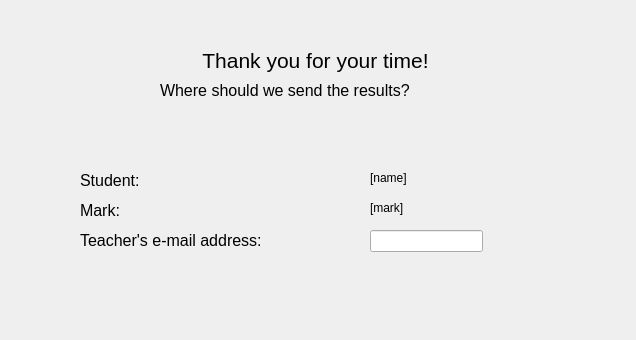
Qt form QuestionnaireGUI/SendDialog.ui (rareseanu/proiect-pa) before a commit.
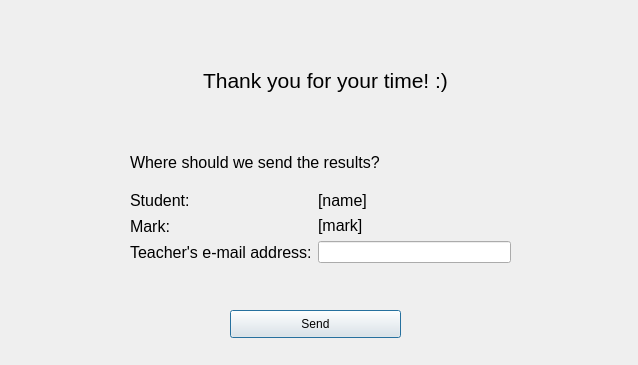
The same form after that commit. Icons and pictures are not drawn.

Commit message: UPDATE: Added a send button, a logo and layers on the results window.

What changed in the file:
```diff
--- a/QuestionnaireGUI/SendDialog.ui
+++ b/QuestionnaireGUI/SendDialog.ui
@@ -6,8 +6,8 @@
    <rect>
     <x>0</x>
     <y>0</y>
-    <width>636</width>
-    <height>340</height>
+    <width>638</width>
+    <height>365</height>
    </rect>
   </property>
   <property name="windowTitle">
@@ -16,103 +16,113 @@
   <widget class="QLabel" name="thanksLabel">
    <property name="geometry">
     <rect>
-     <x>120</x>
-     <y>40</y>
+     <x>130</x>
+     <y>60</y>
      <width>391</width>
      <height>41</height>
     </rect>
    </property>
    <property name="text">
-    <string>&lt;html&gt;&lt;head/&gt;&lt;body&gt;&lt;p align=&quot;center&quot;&gt;&lt;span style=&quot; font-size:16pt;&quot;&gt;Thank you for your time!&lt;/span&gt;&lt;/p&gt;&lt;/body&gt;&lt;/html&gt;</string>
+    <string>&lt;html&gt;&lt;head/&gt;&lt;body&gt;&lt;p align=&quot;center&quot;&gt;&lt;span style=&quot; font-size:16pt;&quot;&gt;Thank you for your time! :)&lt;/span&gt;&lt;/p&gt;&lt;/body&gt;&lt;/html&gt;</string>
    </property>
   </widget>
-  <widget class="QLabel" name="studentLabel">
+  <widget class="QPushButton" name="pushButton">
    <property name="geometry">
     <rect>
-     <x>80</x>
-     <y>170</y>
-     <width>81</width>
-     <height>21</height>
+     <x>230</x>
+     <y>310</y>
+     <width>171</width>
+     <height>28</height>
     </rect>
    </property>
    <property name="text">
-    <string>&lt;html&gt;&lt;head/&gt;&lt;body&gt;&lt;p&gt;&lt;span style=&quot; font-size:12pt;&quot;&gt;Student:&lt;/span&gt;&lt;/p&gt;&lt;/body&gt;&lt;/html&gt;</string>
+    <string>Send</string>
    </property>
   </widget>
-  <widget class="QLabel" name="markLabel">
+  <widget class="QLabel" name="label">
    <property name="geometry">
     <rect>
-     <x>80</x>
-     <y>200</y>
-     <width>51</width>
-     <height>21</height>
+     <x>20</x>
+     <y>20</y>
+     <width>131</width>
+     <height>51</height>
     </rect>
    </property>
    <property name="text">
-    <string>&lt;html&gt;&lt;head/&gt;&lt;body&gt;&lt;p&gt;&lt;span style=&quot; font-size:12pt;&quot;&gt;Mark:&lt;/span&gt;&lt;/p&gt;&lt;/body&gt;&lt;/html&gt;</string>
+    <string/>
    </property>
-  </widget>
-  <widget class="QLabel" name="mailLabel">
-   <property name="geometry">
-    <rect>
-     <x>80</x>
-     <y>230</y>
-     <width>231</width>
-     <height>21</height>
-    </rect>
+   <property name="pixmap">
+    <pixmap>images/UNITBV_MI_logo.png</pixmap>
    </property>
-   <property name="text">
-    <string>&lt;html&gt;&lt;head/&gt;&lt;body&gt;&lt;p&gt;&lt;span style=&quot; font-size:12pt;&quot;&gt;Teacher's e-mail address:&lt;/span&gt;&lt;/p&gt;&lt;/body&gt;&lt;/html&gt;</string>
-   </property>
   </widget>
-  <widget class="QLabel" name="whereLabel">
+  <widget class="QWidget" name="">
    <property name="geometry">
     <rect>
-     <x>160</x>
-     <y>80</y>
-     <width>311</width>
-     <height>21</height>
+     <x>130</x>
+     <y>140</y>
+     <width>381</width>
+     <height>123</height>
     </rect>
    </property>
-   <property name="text">
-    <string>&lt;html&gt;&lt;head/&gt;&lt;body&gt;&lt;p&gt;&lt;span style=&quot; font-size:12pt;&quot;&gt;Where should we send the results?&lt;/span&gt;&lt;/p&gt;&lt;/body&gt;&lt;/html&gt;</string>
-   </property>
-  </widget>
-  <widget class="QLabel" name="nameLabel">
-   <property name="geometry">
-    <rect>
-     <x>370</x>
-     <y>170</y>
-     <width>55</width>
-     <height>16</height>
-    </rect>
-   </property>
-   <property name="text">
-    <string>[name]</string>
-   </property>
-  </widget>
-  <widget class="QLabel" name="actualMarkLabel">
-   <property name="geometry">
-    <rect>
-     <x>370</x>
-     <y>200</y>
-     <width>55</width>
-     <height>16</height>
-    </rect>
-   </property>
-   <property name="text">
-    <string>[mark]</string>
-   </property>
-  </widget>
-  <widget class="QLineEdit" name="mailEdit">
-   <property name="geometry">
-    <rect>
-     <x>370</x>
-     <y>230</y>
-     <width>113</width>
-     <height>22</height>
-    </rect>
-   </property>
+   <layout class="QVBoxLayout" name="verticalLayout_3">
+    <item>
+     <widget class="QLabel" name="whereLabel">
+      <property name="text">
+       <string>&lt;html&gt;&lt;head/&gt;&lt;body&gt;&lt;p&gt;&lt;span style=&quot; font-size:12pt;&quot;&gt;Where should we send the results?&lt;/span&gt;&lt;/p&gt;&lt;/body&gt;&lt;/html&gt;</string>
+      </property>
+     </widget>
+    </item>
+    <item>
+     <layout class="QHBoxLayout" name="horizontalLayout">
+      <item>
+       <layout class="QVBoxLayout" name="verticalLayout">
+        <item>
+         <widget class="QLabel" name="studentLabel">
+          <property name="text">
+           <string>&lt;html&gt;&lt;head/&gt;&lt;body&gt;&lt;p&gt;&lt;span style=&quot; font-size:12pt;&quot;&gt;Student:&lt;/span&gt;&lt;/p&gt;&lt;/body&gt;&lt;/html&gt;</string>
+          </property>
+         </widget>
+        </item>
+        <item>
+         <widget class="QLabel" name="markLabel">
+          <property name="text">
+           <string>&lt;html&gt;&lt;head/&gt;&lt;body&gt;&lt;p&gt;&lt;span style=&quot; font-size:12pt;&quot;&gt;Mark:&lt;/span&gt;&lt;/p&gt;&lt;/body&gt;&lt;/html&gt;</string>
+          </property>
+         </widget>
+        </item>
+        <item>
+         <widget class="QLabel" name="mailLabel">
+          <property name="text">
+           <string>&lt;html&gt;&lt;head/&gt;&lt;body&gt;&lt;p&gt;&lt;span style=&quot; font-size:12pt;&quot;&gt;Teacher's e-mail address:&lt;/span&gt;&lt;/p&gt;&lt;/body&gt;&lt;/html&gt;</string>
+          </property>
+         </widget>
+        </item>
+       </layout>
+      </item>
+      <item>
+       <layout class="QVBoxLayout" name="verticalLayout_2">
+        <item>
+         <widget class="QLabel" name="nameLabel">
+          <property name="text">
+           <string>&lt;html&gt;&lt;head/&gt;&lt;body&gt;&lt;p&gt;&lt;span style=&quot; font-size:12pt;&quot;&gt;[name]&lt;/span&gt;&lt;/p&gt;&lt;/body&gt;&lt;/html&gt;</string>
+          </property>
+         </widget>
+        </item>
+        <item>
+         <widget class="QLabel" name="actualMarkLabel">
+          <property name="text">
+           <string>&lt;html&gt;&lt;head/&gt;&lt;body&gt;&lt;p&gt;&lt;span style=&quot; font-size:12pt;&quot;&gt;[mark]&lt;/span&gt;&lt;/p&gt;&lt;/body&gt;&lt;/html&gt;</string>
+          </property>
+         </widget>
+        </item>
+        <item>
+         <widget class="QLineEdit" name="mailEdit"/>
+        </item>
+       </layout>
+      </item>
+     </layout>
+    </item>
+   </layout>
   </widget>
  </widget>
  <resources/>
```
